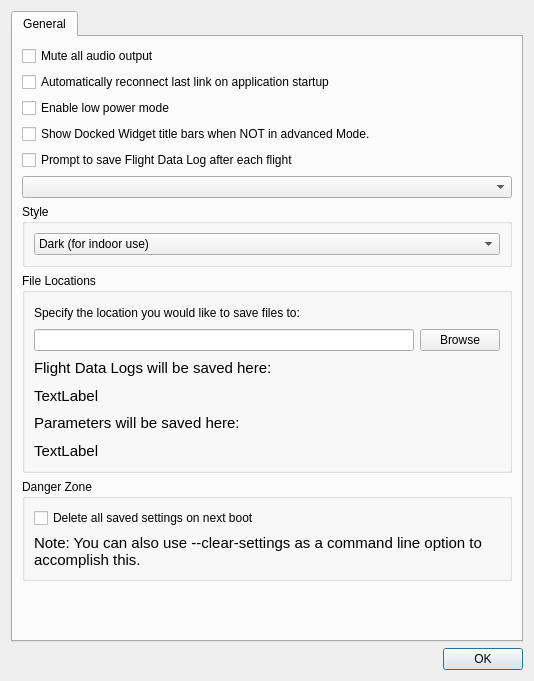
Above: src/ui/SettingsDialog.ui from mavlink/qgroundcontrol before the change. Below: the same form after it.
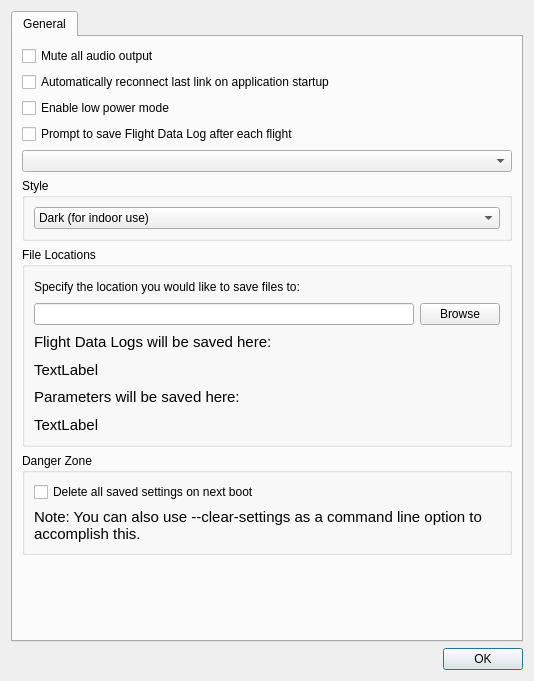
That is the form after the change. Icons and pictures are not drawn.

Commit message: Remove title bar on/off support

The edit to the form file:
```diff
--- a/src/ui/SettingsDialog.ui
+++ b/src/ui/SettingsDialog.ui
@@ -62,16 +62,6 @@
                                     </property>
                                 </widget>
                             </item>
-                            <item>
-                                <widget class="QCheckBox" name="titleBarCheckBox">
-                                    <property name="text">
-                                        <string>Show Docked Widget title bars when NOT in advanced Mode.</string>
-                                    </property>
-                                    <property name="checked">
-                                        <bool>false</bool>
-                                    </property>
-                                </widget>
-                            </item>
                             <item>
                                 <widget class="QCheckBox" name="promptFlightDataSave">
                                     <property name="text">
```
The commit also changes 1 other file.
